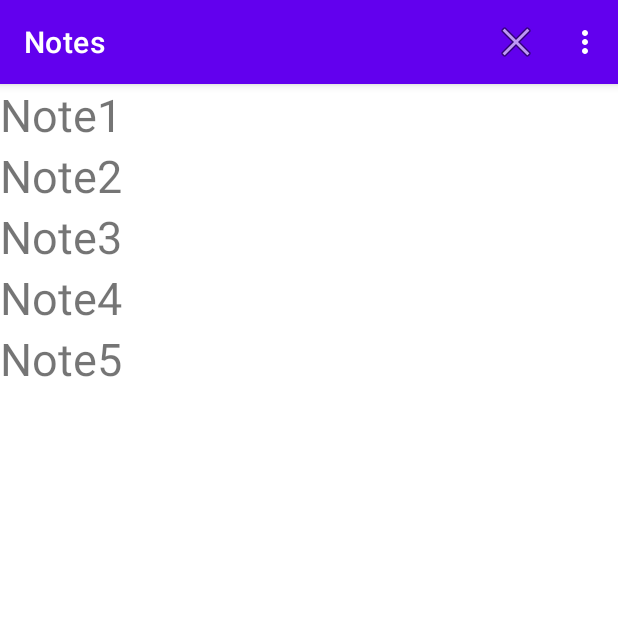
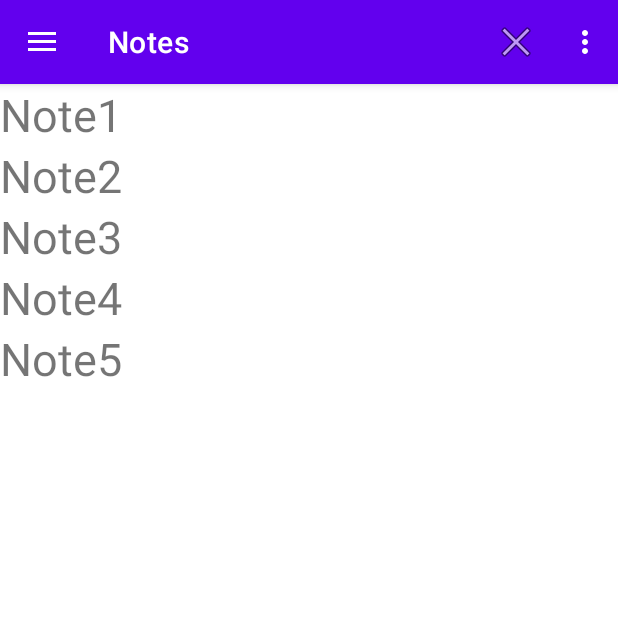
Before and after one commit to NadezhdaDyach/Notes-2021-11-27, an Android app: the screen it shows after launch (MainActivity), on a phone screen of 412 x 824 dp, the top half of it. Run offline under Robolectric (Android 15) with nearby library versions, the phone set to English and light mode, and no system bars.

Commit message:
Боковое навигационное меню

```diff
--- a/app/src/main/java/ru/dachkovska/notes/MainActivity.java
+++ b/app/src/main/java/ru/dachkovska/notes/MainActivity.java
@@ -1,12 +1,16 @@
 package ru.dachkovska.notes;
 
 import androidx.annotation.NonNull;
+import androidx.appcompat.app.ActionBarDrawerToggle;
 import androidx.appcompat.app.AppCompatActivity;
 import androidx.appcompat.widget.Toolbar;
+import androidx.drawerlayout.widget.DrawerLayout;
 
 import android.os.Bundle;
 import android.view.Menu;
 import android.view.MenuItem;
+
+import com.google.android.material.navigation.NavigationView;
 
 public class MainActivity extends AppCompatActivity {
 
@@ -15,7 +19,7 @@ public class MainActivity extends AppCompatActivity {
         super.onCreate(savedInstanceState);
         setContentView(R.layout.activity_main);
 
-        initToolbar();
+        initToolbarAndDrawer();
 
         // Создаем фрагмент
         NoteFragment notesFragment = new NoteFragment();
@@ -26,9 +30,49 @@ public class MainActivity extends AppCompatActivity {
                 .add(R.id.fragment_container, notesFragment).commit();
     }
 
-    private void initToolbar() {
+    private void initToolbarAndDrawer() {
         Toolbar toolbar = findViewById(R.id.toolbar);
         setSupportActionBar(toolbar);
+        initDrawer(toolbar);
+    }
+    private void initDrawer(Toolbar toolbar) {
+
+        // Находим DrawerLayout
+        final DrawerLayout drawer = findViewById(R.id.drawer_layout);
+        // Создаем ActionBarDrawerToggle
+        ActionBarDrawerToggle toggle = new ActionBarDrawerToggle(
+                this, drawer, toolbar,
+                R.string.navigation_drawer_open,
+                R.string.navigation_drawer_close);
+        drawer.addDrawerListener(toggle);
+        toggle.getDrawerArrowDrawable().setColor(getResources().getColor(R.color.white));
+        toggle.syncState();
+
+        // Обработка навигационного меню
+        NavigationView navigationView = findViewById(R.id.navigation_view);
+        navigationView.setNavigationItemSelectedListener(new NavigationView.OnNavigationItemSelectedListener() {
+            @Override
+            public boolean onNavigationItemSelected(@NonNull MenuItem item) {
+                int id = item.getItemId();
+                switch (id) {
+                    case R.id.action_drawer_about:
+                        openAboutFragment();
+                        drawer.closeDrawers();
+                        return true;
+                    case R.id.action_drawer_exit:
+                        finish();
+                        return true;
+                }
+                return false;
+            }
+        });
+    }
+
+    private void openAboutFragment() {
+        getSupportFragmentManager()
+                .beginTransaction()
+                .addToBackStack("")
+                .add(R.id.fragment_container, new AboutFragment()).commit();
     }
 
     @Override
@@ -42,10 +86,7 @@ public class MainActivity extends AppCompatActivity {
         int id = item.getItemId();
         switch (id) {
             case R.id.action_about:
-                getSupportFragmentManager()
-                        .beginTransaction()
-                        .addToBackStack("")
-                        .add(R.id.fragment_container, new AboutFragment()).commit();
+                openAboutFragment();
                 return true;
             case R.id.action_exit:
                 finish();
--- a/app/src/main/res/layout/activity_main.xml
+++ b/app/src/main/res/layout/activity_main.xml
@@ -1,10 +1,19 @@
-<?xml version="1.0" encoding="utf-8"?><!-- это макет для портретной ориентации -->
-<!-- в портретной ориентации у activity только один фрагмент -->
-<LinearLayout xmlns:android="http://schemas.android.com/apk/res/android"
+<?xml version="1.0" encoding="utf-8"?>
+<androidx.drawerlayout.widget.DrawerLayout
+    xmlns:android="http://schemas.android.com/apk/res/android"
+    xmlns:app="http://schemas.android.com/apk/res-auto"
+    xmlns:tools="http://schemas.android.com/tools"
+    android:id="@+id/drawer_layout"
     android:layout_width="match_parent"
     android:layout_height="match_parent"
-    xmlns:app="http://schemas.android.com/apk/res-auto"
-    android:orientation="vertical">
+    tools:openDrawer="start"
+    >
+
+    <LinearLayout
+        android:layout_width="match_parent"
+        android:layout_height="match_parent"
+        android:orientation="vertical"
+        >
 
         <com.google.android.material.appbar.AppBarLayout
             android:layout_width="match_parent"
@@ -27,3 +36,13 @@
             android:layout_height="match_parent"
             />
     </LinearLayout>
+
+    <com.google.android.material.navigation.NavigationView
+        android:id="@+id/navigation_view"
+        android:layout_width="wrap_content"
+        android:layout_height="match_parent"
+        android:layout_gravity="start"
+        app:headerLayout="@layout/drawer_header"
+        app:menu="@menu/drawer_menu"
+        />
+</androidx.drawerlayout.widget.DrawerLayout>
--- /dev/null
+++ b/app/src/main/res/menu/drawer_menu.xml
@@ -0,0 +1,11 @@
+<?xml version="1.0" encoding="utf-8"?>
+<menu xmlns:android="http://schemas.android.com/apk/res/android">
+    <item
+        android:id="@+id/action_drawer_about"
+        android:icon="@android:drawable/ic_menu_preferences"
+        android:title="@string/about" />
+    <item
+        android:id="@+id/action_drawer_exit"
+        android:icon="@android:drawable/ic_menu_compass"
+        android:title="@string/exit" />
+</menu>
--- a/app/src/main/res/values/strings.xml
+++ b/app/src/main/res/values/strings.xml
@@ -5,4 +5,8 @@
     <string name="about">About</string>
     <string name="exit">Exit</string>
     <string name="about_developers">About</string>
+    <string name="drawer_header">User</string>
+    <string name="profile_picture">Profile picture</string>
+    <string name="navigation_drawer_open">drawer open</string>
+    <string name="navigation_drawer_close">drawer close</string>
 </resources>
```
Also changed, not shown: app/src/main/res/layout/drawer_header.xml (added, +28 -0 lines), 1 other file. Lines whose indentation alone changed are shown as unchanged.
